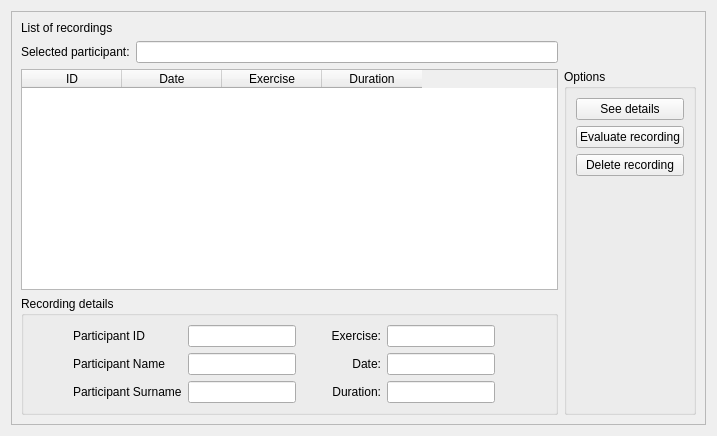
Qt form Modules/Home/Resources/UI/Recordings.ui (EBATINCA/TrainUS) before a commit.
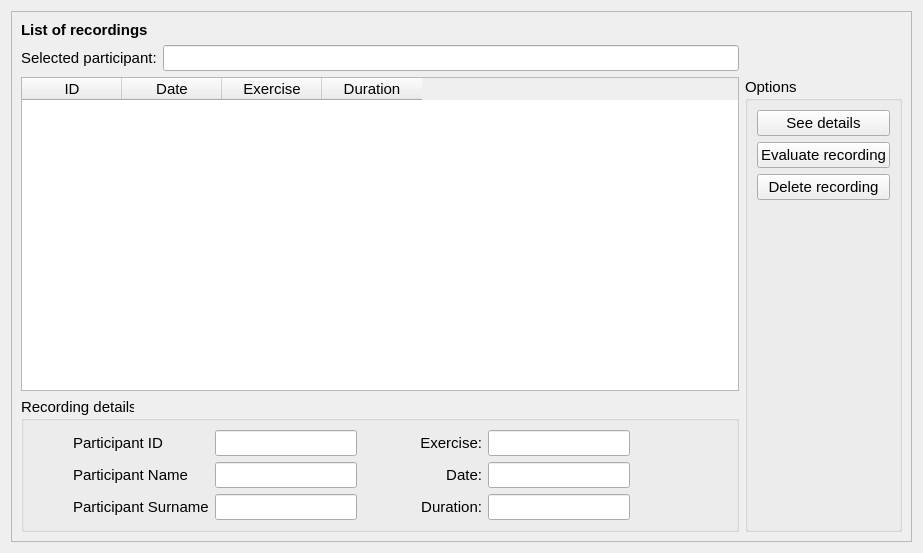
The same form after that commit. Custom widgets are drawn as their Qt base class.

Commit message:
ENH: Improve GUI appearance
Font size, bold titles, table stretch, and warning messages

What changed in the file:
```diff
--- a/Modules/Home/Resources/UI/Recordings.ui
+++ b/Modules/Home/Resources/UI/Recordings.ui
@@ -6,13 +6,18 @@
    <rect>
     <x>0</x>
     <y>0</y>
-    <width>717</width>
-    <height>436</height>
+    <width>923</width>
+    <height>553</height>
    </rect>
   </property>
   <layout class="QVBoxLayout" name="verticalLayout">
    <item>
     <widget class="QFrame" name="frame">
+     <property name="font">
+      <font>
+       <pointsize>11</pointsize>
+      </font>
+     </property>
      <property name="frameShape">
       <enum>QFrame::StyledPanel</enum>
      </property>
@@ -22,6 +27,13 @@
      <layout class="QGridLayout" name="gridLayout_2">
       <item row="1" column="0">
        <widget class="QLabel" name="label_4">
+        <property name="font">
+         <font>
+          <pointsize>11</pointsize>
+          <weight>50</weight>
+          <bold>false</bold>
+         </font>
+        </property>
         <property name="text">
          <string>Selected participant:</string>
         </property>
@@ -29,6 +41,13 @@
       </item>
       <item row="2" column="0" colspan="2">
        <widget class="QTableWidget" name="recordingsTable">
+        <property name="font">
+         <font>
+          <pointsize>11</pointsize>
+          <weight>50</weight>
+          <bold>false</bold>
+         </font>
+        </property>
         <property name="editTriggers">
          <set>QAbstractItemView::NoEditTriggers</set>
         </property>
@@ -65,6 +84,13 @@
       </item>
       <item row="0" column="0">
        <widget class="QLabel" name="label">
+        <property name="font">
+         <font>
+          <pointsize>11</pointsize>
+          <weight>75</weight>
+          <bold>true</bold>
+         </font>
+        </property>
         <property name="text">
          <string>List of recordings</string>
         </property>
@@ -72,12 +98,26 @@
       </item>
       <item row="2" column="2" rowspan="2">
        <widget class="QGroupBox" name="groupBox">
+        <property name="font">
+         <font>
+          <pointsize>11</pointsize>
+          <weight>50</weight>
+          <bold>false</bold>
+         </font>
+        </property>
         <property name="title">
          <string>Options</string>
         </property>
         <layout class="QVBoxLayout" name="verticalLayout_2">
          <item>
           <widget class="QPushButton" name="recordingDetailsButton">
+           <property name="font">
+            <font>
+             <pointsize>11</pointsize>
+             <weight>50</weight>
+             <bold>false</bold>
+            </font>
+           </property>
            <property name="text">
             <string>See details</string>
            </property>
@@ -85,6 +125,13 @@
          </item>
          <item>
           <widget class="QPushButton" name="evaluateRecordingButton">
+           <property name="font">
+            <font>
+             <pointsize>11</pointsize>
+             <weight>50</weight>
+             <bold>false</bold>
+            </font>
+           </property>
            <property name="text">
             <string>Evaluate recording</string>
            </property>
@@ -92,6 +139,13 @@
          </item>
          <item>
           <widget class="QPushButton" name="deleteRecordingButton">
+           <property name="font">
+            <font>
+             <pointsize>11</pointsize>
+             <weight>50</weight>
+             <bold>false</bold>
+            </font>
+           </property>
            <property name="text">
             <string>Delete recording</string>
            </property>
@@ -99,6 +153,13 @@
          </item>
          <item>
           <spacer name="verticalSpacer">
+           <property name="font">
+            <font>
+             <pointsize>11</pointsize>
+             <weight>50</weight>
+             <bold>false</bold>
+            </font>
+           </property>
            <property name="orientation">
             <enum>Qt::Vertical</enum>
            </property>
@@ -118,6 +179,13 @@
         <property name="enabled">
          <bool>true</bool>
         </property>
+        <property name="font">
+         <font>
+          <pointsize>11</pointsize>
+          <weight>50</weight>
+          <bold>false</bold>
+         </font>
+        </property>
         <property name="readOnly">
          <bool>true</bool>
         </property>
@@ -125,12 +193,26 @@
       </item>
       <item row="3" column="0" colspan="2">
        <widget class="QGroupBox" name="recordingDetailsGroupBox">
+        <property name="font">
+         <font>
+          <pointsize>11</pointsize>
+          <weight>50</weight>
+          <bold>false</bold>
+         </font>
+        </property>
         <property name="title">
          <string>Recording details</string>
         </property>
         <layout class="QGridLayout" name="gridLayout">
          <item row="0" column="1">
           <widget class="QLabel" name="label_6">
+           <property name="font">
+            <font>
+             <pointsize>11</pointsize>
+             <weight>50</weight>
+             <bold>false</bold>
+            </font>
+           </property>
            <property name="text">
             <string>Participant ID</string>
            </property>
@@ -138,6 +220,13 @@
          </item>
          <item row="1" column="3">
           <widget class="QLabel" name="label_3">
+           <property name="font">
+            <font>
+             <pointsize>11</pointsize>
+             <weight>50</weight>
+             <bold>false</bold>
+            </font>
+           </property>
            <property name="text">
             <string>Date:</string>
            </property>
@@ -154,10 +243,24 @@
              <verstretch>0</verstretch>
             </sizepolicy>
            </property>
+           <property name="font">
+            <font>
+             <pointsize>11</pointsize>
+             <weight>50</weight>
+             <bold>false</bold>
+            </font>
+           </property>
           </widget>
          </item>
          <item row="2" column="3">
           <widget class="QLabel" name="label_5">
+           <property name="font">
+            <font>
+             <pointsize>11</pointsize>
+             <weight>50</weight>
+             <bold>false</bold>
+            </font>
+           </property>
            <property name="text">
             <string>Duration:</string>
            </property>
@@ -168,6 +271,13 @@
          </item>
          <item row="0" column="3">
           <widget class="QLabel" name="label_2">
+           <property name="font">
+            <font>
+             <pointsize>11</pointsize>
+             <weight>50</weight>
+             <bold>false</bold>
+            </font>
+           </property>
            <property name="text">
             <string>Exercise:</string>
            </property>
@@ -184,6 +294,13 @@
              <verstretch>0</verstretch>
             </sizepolicy>
            </property>
+           <property name="font">
+            <font>
+             <pointsize>11</pointsize>
+             <weight>50</weight>
+             <bold>false</bold>
+            </font>
+           </property>
           </widget>
          </item>
          <item row="0" column="4" colspan="2">
@@ -194,10 +311,24 @@
              <verstretch>0</verstretch>
             </sizepolicy>
            </property>
+           <property name="font">
+            <font>
+             <pointsize>11</pointsize>
+             <weight>50</weight>
+             <bold>false</bold>
+            </font>
+           </property>
           </widget>
          </item>
          <item row="1" column="1">
           <widget class="QLabel" name="label_7">
+           <property name="font">
+            <font>
+             <pointsize>11</pointsize>
+             <weight>50</weight>
+             <bold>false</bold>
+            </font>
+           </property>
            <property name="text">
             <string>Participant Name</string>
            </property>
@@ -211,6 +342,13 @@
              <verstretch>0</verstretch>
             </sizepolicy>
            </property>
+           <property name="font">
+            <font>
+             <pointsize>11</pointsize>
+             <weight>50</weight>
+             <bold>false</bold>
+            </font>
+           </property>
           </widget>
          </item>
          <item row="0" column="2">
@@ -221,6 +359,13 @@
              <verstretch>0</verstretch>
             </sizepolicy>
            </property>
+           <property name="font">
+            <font>
+             <pointsize>11</pointsize>
+             <weight>50</weight>
+             <bold>false</bold>
+            </font>
+           </property>
           </widget>
          </item>
          <item row="1" column="4" colspan="2">
@@ -231,10 +376,24 @@
              <verstretch>0</verstretch>
             </sizepolicy>
            </property>
+           <property name="font">
+            <font>
+             <pointsize>11</pointsize>
+             <weight>50</weight>
+             <bold>false</bold>
+            </font>
+           </property>
           </widget>
          </item>
          <item row="2" column="1">
           <widget class="QLabel" name="label_8">
+           <property name="font">
+            <font>
+             <pointsize>11</pointsize>
+             <weight>50</weight>
+             <bold>false</bold>
+            </font>
+           </property>
            <property name="text">
             <string>Participant Surname</string>
            </property>
@@ -242,6 +401,13 @@
          </item>
          <item row="0" column="0">
           <spacer name="horizontalSpacer">
+           <property name="font">
+            <font>
+             <pointsize>11</pointsize>
+             <weight>50</weight>
+             <bold>false</bold>
+            </font>
+           </property>
            <property name="orientation">
             <enum>Qt::Horizontal</enum>
            </property>
```
The commit also changes 4 other files.
